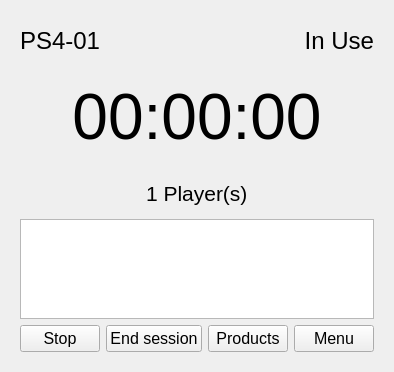
Mohsenhatami000/GameNet-Manager, file UI/system.ui: the form before one commit.
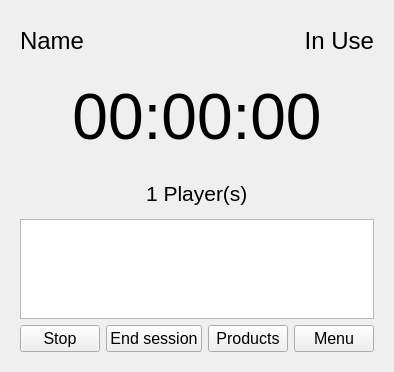
The form after the commit.

Patch:
```diff
--- a/UI/system.ui
+++ b/UI/system.ui
@@ -111,7 +111,7 @@
             </font>
            </property>
            <property name="text">
-            <string>PS4-01</string>
+            <string>Name</string>
            </property>
            <property name="alignment">
             <set>Qt::AlignmentFlag::AlignLeading|Qt::AlignmentFlag::AlignLeft|Qt::AlignmentFlag::AlignVCenter</set>
```
